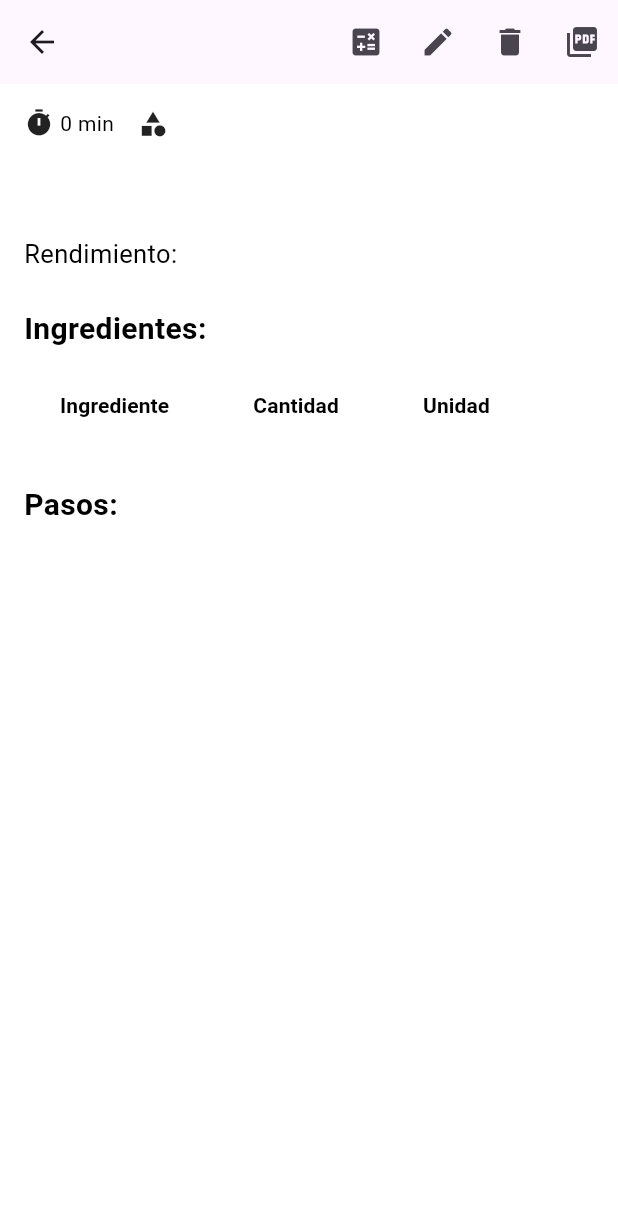
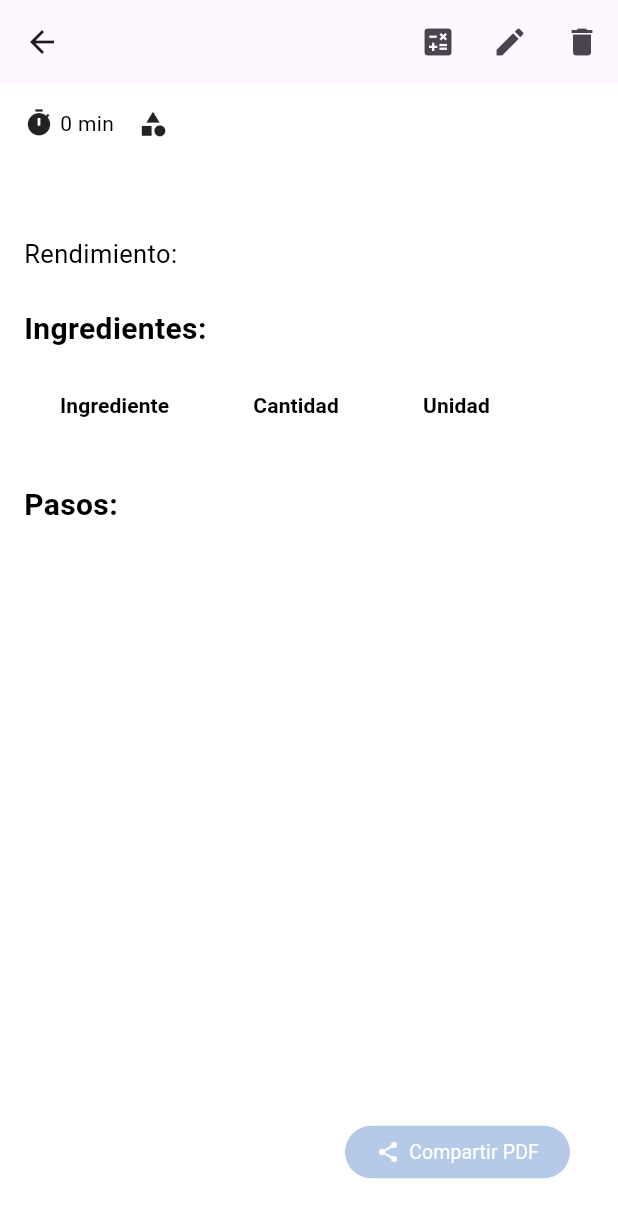
Before and after one commit to YairFJ/Flutter_App, a Flutter app: the RecipeDetailScreen screen opened directly with empty values, on a phone screen of 412 x 824 dp. Shown: the top 1218 px of the screen. Run offline on Flutter 3.47's test engine with Material 3 defaults, Android fonts, the phone set to English and light mode, and no system bars; our stand-ins replace cloud_firestore, firebase_auth, firebase_core, flutter_dotenv, pdf, printing and 2 more; missing offline and left inert: soundpool; accounts and stored records are empty.

Commit message:
Avances11

```diff
--- a/lib/screens/group_recipe_detail_screen.dart
+++ b/lib/Comunity/group_recipe_detail_screen.dart
@@ -4,7 +4,7 @@ import '../models/group.dart';
 import 'package:firebase_auth/firebase_auth.dart';
 import 'package:cloud_firestore/cloud_firestore.dart';
 import 'edit_group_recipe_screen.dart';
-import 'conversion_calculator_screen.dart';
+import '../screens/conversion_calculator_screen.dart';
 import 'package:printing/printing.dart';
 import '../utils/pdf_generator.dart';
 
--- a/lib/main.dart
+++ b/lib/main.dart
@@ -14,7 +14,7 @@ import 'pages/timer_page.dart';
 import 'pages/stopwatch_page.dart';
 import 'models/recipe.dart';
 import 'pages/profile_page.dart';
-import 'screens/groups_screen.dart';
+import 'Comunity/groups_screen.dart';
 import 'services/language_service.dart';
 import 'services/theme_service.dart';
 
--- a/lib/screens/conversion_calculator_screen.dart
+++ b/lib/screens/conversion_calculator_screen.dart
@@ -1306,11 +1306,6 @@ class _ConversionCalculatorScreenState
             onPressed: _mostrarTablaEquivalencias,
             tooltip: _getTextoTraducido('Ver tabla de equivalencias', 'View conversion table'),
           ),
-          IconButton(
-            icon: const Icon(Icons.picture_as_pdf),
-            onPressed: _generarPDF,
-            tooltip: _getTextoTraducido('Generar PDF', 'Generate PDF'),
-          ),
         ],
       ),
       body: ListView(
--- a/lib/screens/recipe_detail_screen.dart
+++ b/lib/screens/recipe_detail_screen.dart
@@ -7,6 +7,7 @@ import 'edit_recipe_screen.dart';
 import 'conversion_calculator_screen.dart';
 import 'package:printing/printing.dart';
 import '../utils/pdf_generator.dart';
+
 // import '../widgets/conversion_table_dialog.dart';
 
 class RecipeDetailScreen extends StatefulWidget {
@@ -148,8 +149,13 @@ class _RecipeDetailScreenState extends State<RecipeDetailScreen> {
               onPressed: () => _deleteRecipe(context),
             ),
           ],
-          IconButton(
-            icon: const Icon(Icons.picture_as_pdf),
+        ],
+      ),
+      floatingActionButton: Align(
+        alignment: Alignment.bottomRight,
+        child: Container(
+          margin: const EdgeInsets.only(right: 16.0, bottom: 16.0),
+          child: ElevatedButton(
             onPressed: () async {
               final pdfBytes = await generateRecipePdf(widget.recipe);
               await Printing.sharePdf(
@@ -157,9 +163,39 @@ class _RecipeDetailScreenState extends State<RecipeDetailScreen> {
                 filename: '${widget.recipe.title}.pdf',
               );
             },
+            style: ElevatedButton.styleFrom(
+              backgroundColor: const Color(0xFFB5CAE9),
+              elevation: 0,
+              padding: const EdgeInsets.symmetric(horizontal: 16, vertical: 8),
+              minimumSize: const Size(150, 32),
+              shape: RoundedRectangleBorder(
+                borderRadius: BorderRadius.circular(20),
+              ),
+            ),
+            child: Row(
+              mainAxisSize: MainAxisSize.min,
+              mainAxisAlignment: MainAxisAlignment.center,
+              children: [
+                const Icon(
+                  Icons.share,
+                  size: 16,
+                  color: Colors.white,
+                ),
+                const SizedBox(width: 6),
+                Text(
+                  isEnglish ? 'Share PDF' : 'Compartir PDF',
+                  style: const TextStyle(
+                    fontSize: 13,
+                    color: Colors.white,
+                    fontWeight: FontWeight.w400,
+                  ),
+                ),
+              ],
+            ),
           ),
-        ],
+        ),
       ),
+      floatingActionButtonLocation: FloatingActionButtonLocation.endFloat,
       body: SingleChildScrollView(
         child: Column(
           crossAxisAlignment: CrossAxisAlignment.start,
```
Also changed, not shown: lib/utils/pdf_generator.dart (+135 -36 lines), lib/Comunity/create_group_screen.dart (renamed from lib/screens/create_group_screen.dart), lib/Comunity/edit_group_recipe_screen.dart (renamed from lib/screens/edit_group_recipe_screen.dart), lib/Comunity/group_admin_screen.dart (renamed from lib/screens/group_admin_screen.dart), lib/Comunity/group_detail_screen.dart (renamed from lib/screens/group_detail_screen.dart), lib/Comunity/group_recipe_form_screen.dart (renamed from lib/screens/group_recipe_form_screen.dart), lib/Comunity/groups_screen.dart (renamed from lib/screens/groups_screen.dart).
